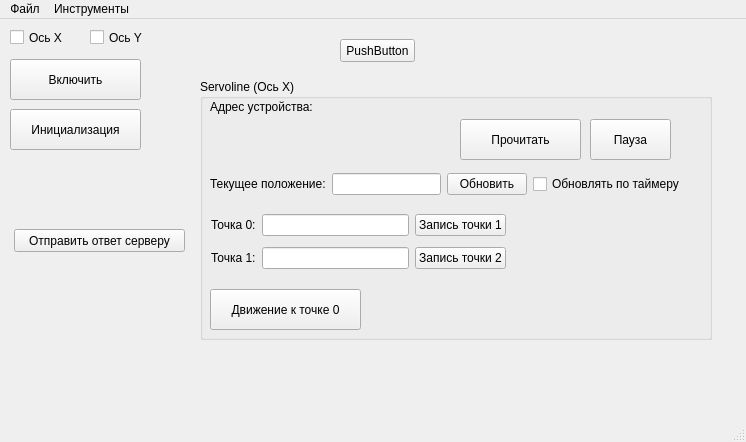
Old version of the form mainwindow.ui in the repository VladimirR46/PharmacyRobot.
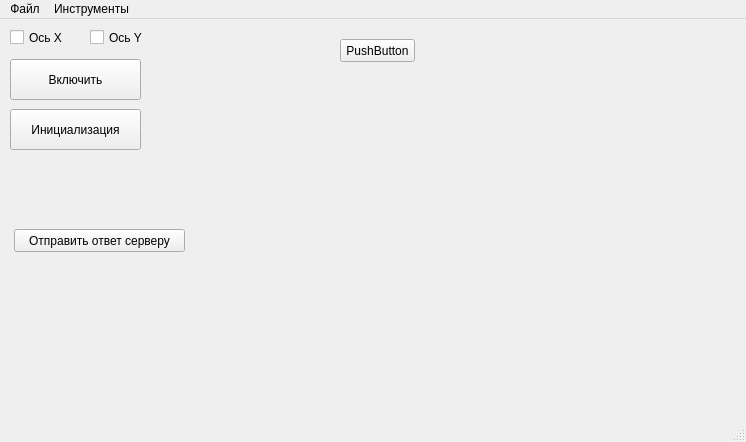
New version of the form. Icons and pictures are not drawn.

Commit message: Удалили лишние кнопки

```diff
--- a/mainwindow.ui
+++ b/mainwindow.ui
@@ -14,203 +14,6 @@
    <string>Аптечный Робот</string>
   </property>
   <widget class="QWidget" name="centralwidget">
-   <widget class="QGroupBox" name="groupBox">
-    <property name="geometry">
-     <rect>
-      <x>200</x>
-      <y>60</y>
-      <width>512</width>
-      <height>261</height>
-     </rect>
-    </property>
-    <property name="title">
-     <string>Servoline (Ось Х)</string>
-    </property>
-    <widget class="QLabel" name="label">
-     <property name="geometry">
-      <rect>
-       <x>10</x>
-       <y>20</y>
-       <width>111</width>
-       <height>16</height>
-      </rect>
-     </property>
-     <property name="text">
-      <string>Адрес устройства:</string>
-     </property>
-    </widget>
-    <widget class="QPushButton" name="MoveP0Button">
-     <property name="geometry">
-      <rect>
-       <x>10</x>
-       <y>210</y>
-       <width>151</width>
-       <height>41</height>
-      </rect>
-     </property>
-     <property name="text">
-      <string>Движение к точке 0</string>
-     </property>
-     <property name="icon">
-      <iconset resource="resource.qrc">
-       <normaloff>:/images/ok.png</normaloff>:/images/ok.png</iconset>
-     </property>
-     <property name="iconSize">
-      <size>
-       <width>24</width>
-       <height>16</height>
-      </size>
-     </property>
-    </widget>
-    <widget class="QPushButton" name="ReadPointButton">
-     <property name="geometry">
-      <rect>
-       <x>260</x>
-       <y>40</y>
-       <width>121</width>
-       <height>41</height>
-      </rect>
-     </property>
-     <property name="text">
-      <string>Прочитать</string>
-     </property>
-     <property name="icon">
-      <iconset resource="resource.qrc">
-       <normaloff>:/images/read.png</normaloff>:/images/read.png</iconset>
-     </property>
-     <property name="iconSize">
-      <size>
-       <width>30</width>
-       <height>30</height>
-      </size>
-     </property>
-    </widget>
-    <widget class="QWidget" name="layoutWidget">
-     <property name="geometry">
-      <rect>
-       <x>10</x>
-       <y>90</y>
-       <width>475</width>
-       <height>30</height>
-      </rect>
-     </property>
-     <layout class="QHBoxLayout" name="horizontalLayout">
-      <item>
-       <widget class="QLabel" name="label_2">
-        <property name="text">
-         <string>Текущее положение:</string>
-        </property>
-       </widget>
-      </item>
-      <item>
-       <widget class="QLineEdit" name="CurrPosEdit"/>
-      </item>
-      <item>
-       <widget class="QPushButton" name="UpdateCurPosButton">
-        <property name="text">
-         <string>Обновить</string>
-        </property>
-       </widget>
-      </item>
-      <item>
-       <widget class="QCheckBox" name="checkUpdatePos">
-        <property name="text">
-         <string>Обновлять по таймеру</string>
-        </property>
-       </widget>
-      </item>
-     </layout>
-    </widget>
-    <widget class="QWidget" name="layoutWidget">
-     <property name="geometry">
-      <rect>
-       <x>11</x>
-       <y>130</y>
-       <width>295</width>
-       <height>66</height>
-      </rect>
-     </property>
-     <layout class="QGridLayout" name="gridLayout">
-      <item row="0" column="0">
-       <widget class="QLabel" name="label_3">
-        <property name="text">
-         <string>Точка 0:</string>
-        </property>
-       </widget>
-      </item>
-      <item row="0" column="1">
-       <widget class="QLineEdit" name="Point0Edit"/>
-      </item>
-      <item row="0" column="2">
-       <widget class="QPushButton" name="SetPoint0Button">
-        <property name="text">
-         <string>Запись точки 1</string>
-        </property>
-        <property name="icon">
-         <iconset resource="resource.qrc">
-          <normaloff>:/images/save.png</normaloff>:/images/save.png</iconset>
-        </property>
-        <property name="iconSize">
-         <size>
-          <width>16</width>
-          <height>16</height>
-         </size>
-        </property>
-       </widget>
-      </item>
-      <item row="1" column="0">
-       <widget class="QLabel" name="label_4">
-        <property name="text">
-         <string>Точка 1:</string>
-        </property>
-       </widget>
-      </item>
-      <item row="1" column="1">
-       <widget class="QLineEdit" name="Point1Edit"/>
-      </item>
-      <item row="1" column="2">
-       <widget class="QPushButton" name="SetPoint1Button">
-        <property name="text">
-         <string>Запись точки 2</string>
-        </property>
-        <property name="icon">
-         <iconset resource="resource.qrc">
-          <normaloff>:/images/save.png</normaloff>:/images/save.png</iconset>
-        </property>
-       </widget>
-      </item>
-     </layout>
-    </widget>
-    <widget class="QPushButton" name="PauseButton">
-     <property name="geometry">
-      <rect>
-       <x>390</x>
-       <y>40</y>
-       <width>81</width>
-       <height>41</height>
-      </rect>
-     </property>
-     <property name="text">
-      <string>Пауза</string>
-     </property>
-     <property name="icon">
-      <iconset resource="resource.qrc">
-       <normaloff>:/images/pauza.png</normaloff>:/images/pauza.png</iconset>
-     </property>
-     <property name="iconSize">
-      <size>
-       <width>30</width>
-       <height>30</height>
-      </size>
-     </property>
-     <property name="checkable">
-      <bool>true</bool>
-     </property>
-     <property name="checked">
-      <bool>false</bool>
-     </property>
-    </widget>
-   </widget>
    <widget class="QPushButton" name="PowerButton">
     <property name="geometry">
      <rect>
```
The commit also changes 3 other files.
